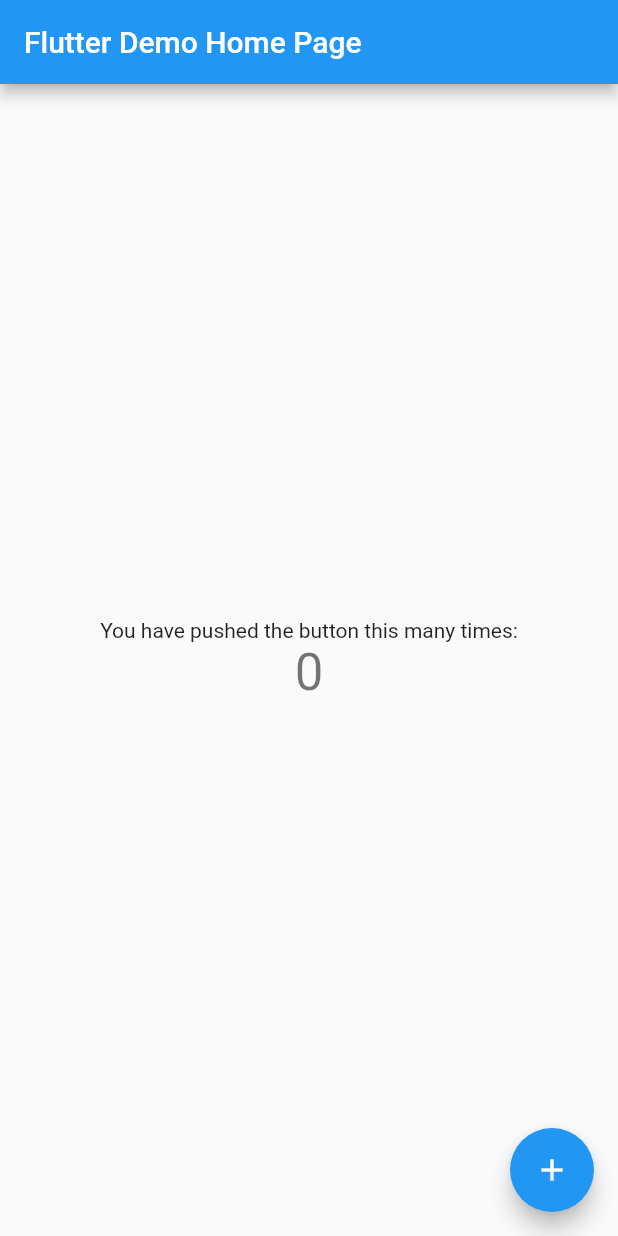
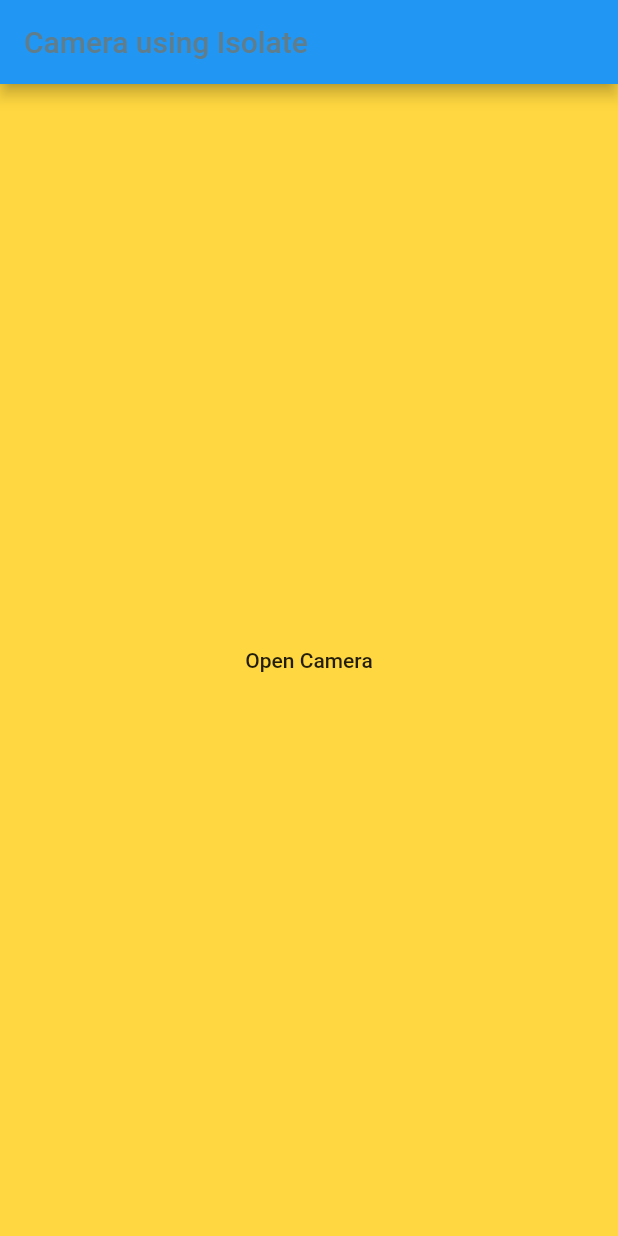
Before and after one commit to udit-raj-simform/Isolate-tutorial, a Flutter app: the screen it shows after launch, on a phone screen of 412 x 824 dp. Run offline on Flutter 3.47's test engine with Material 2 defaults, Android fonts, the phone set to English and light mode, and no system bars.

Commit message:
home screen added

```diff
--- a/isolate_tutorial/lib/main.dart
+++ b/isolate_tutorial/lib/main.dart
@@ -1,115 +1,22 @@
-import 'package:flutter/material.dart';
+import 'package:isolate_tutorial/util/exports.dart';
 
-void main() {
+void main(List<String> args) {
   runApp(const MyApp());
+  debugPrint("App has been built");
 }
 
 class MyApp extends StatelessWidget {
   const MyApp({super.key});
 
-  // This widget is the root of your application.
   @override
   Widget build(BuildContext context) {
     return MaterialApp(
-      title: 'Flutter Demo',
+      title: "Isolate Use Example",
       theme: ThemeData(
-        // This is the theme of your application.
-        //
-        // Try running your application with "flutter run". You'll see the
-        // application has a blue toolbar. Then, without quitting the app, try
-        // changing the primarySwatch below to Colors.green and then invoke
-        // "hot reload" (press "r" in the console where you ran "flutter run",
-        // or simply save your changes to "hot reload" in a Flutter IDE).
-        // Notice that the counter didn't reset back to zero; the application
-        // is not restarted.
-        primarySwatch: Colors.blue,
-      ),
-      home: const MyHomePage(title: 'Flutter Demo Home Page'),
+          // primarySwatch: Colors.amberAccent,
+          ),
+      debugShowCheckedModeBanner: true,
+      home: const HomeScreen(),
     );
   }
 }
-
-class MyHomePage extends StatefulWidget {
-  const MyHomePage({super.key, required this.title});
-
-  // This widget is the home page of your application. It is stateful, meaning
-  // that it has a State object (defined below) that contains fields that affect
-  // how it looks.
-
-  // This class is the configuration for the state. It holds the values (in this
-  // case the title) provided by the parent (in this case the App widget) and
-  // used by the build method of the State. Fields in a Widget subclass are
-  // always marked "final".
-
-  final String title;
-
-  @override
-  State<MyHomePage> createState() => _MyHomePageState();
-}
-
-class _MyHomePageState extends State<MyHomePage> {
-  int _counter = 0;
-
-  void _incrementCounter() {
-    setState(() {
-      // This call to setState tells the Flutter framework that something has
-      // changed in this State, which causes it to rerun the build method below
-      // so that the display can reflect the updated values. If we changed
-      // _counter without calling setState(), then the build method would not be
-      // called again, and so nothing would appear to happen.
-      _counter++;
-    });
-  }
-
-  @override
-  Widget build(BuildContext context) {
-    // This method is rerun every time setState is called, for instance as done
-    // by the _incrementCounter method above.
-    //
-    // The Flutter framework has been optimized to make rerunning build methods
-    // fast, so that you can just rebuild anything that needs updating rather
-    // than having to individually change instances of widgets.
-    return Scaffold(
-      appBar: AppBar(
-        // Here we take the value from the MyHomePage object that was created by
-        // the App.build method, and use it to set our appbar title.
-        title: Text(widget.title),
-      ),
-      body: Center(
-        // Center is a layout widget. It takes a single child and positions it
-        // in the middle of the parent.
-        child: Column(
-          // Column is also a layout widget. It takes a list of children and
-          // arranges them vertically. By default, it sizes itself to fit its
-          // children horizontally, and tries to be as tall as its parent.
-          //
-          // Invoke "debug painting" (press "p" in the console, choose the
-          // "Toggle Debug Paint" action from the Flutter Inspector in Android
-          // Studio, or the "Toggle Debug Paint" command in Visual Studio Code)
-          // to see the wireframe for each widget.
-          //
-          // Column has various properties to control how it sizes itself and
-          // how it positions its children. Here we use mainAxisAlignment to
-          // center the children vertically; the main axis here is the vertical
-          // axis because Columns are vertical (the cross axis would be
-          // horizontal).
-          mainAxisAlignment: MainAxisAlignment.center,
-          children: <Widget>[
-            const Text(
-              'You have pushed the button this many times:',
-            ),
-            Text(
-              '$_counter',
-              style: Theme.of(context).textTheme.headlineMedium,
-            ),
-          ],
-        ),
-      ),
-      floatingActionButton: FloatingActionButton(
-        onPressed: _incrementCounter,
-        tooltip: 'Increment',
-        child: const Icon(Icons.add),
-      ), // This trailing comma makes auto-formatting nicer for build methods.
-    );
-  }
-}
--- /dev/null
+++ b/isolate_tutorial/lib/screens/home_screen.dart
@@ -0,0 +1,33 @@
+import 'package:isolate_tutorial/util/exports.dart';
+
+class HomeScreen extends StatelessWidget {
+  const HomeScreen({super.key});
+
+  @override
+  Widget build(BuildContext context) {
+    debugPrint("App started running");
+    return Scaffold(
+      backgroundColor: Colors.amberAccent,
+      appBar: AppBar(
+        title: const Text(
+          "Camera using Isolate",
+          textAlign: TextAlign.center,
+          style: TextStyle(
+            color: Colors.blueGrey,
+          ),
+        ),
+      ),
+      body: Center(
+        child: Container(
+          padding: const EdgeInsets.all(5),
+          child: MaterialButton(
+            onPressed: () {
+              debugPrint("Button has been clicked");
+            },
+            child: const Text("Open Camera"),
+          ),
+        ),
+      ),
+    );
+  }
+}
--- /dev/null
+++ b/isolate_tutorial/lib/util/exports.dart
@@ -0,0 +1,2 @@
+export 'package:flutter/material.dart';
+export 'package:isolate_tutorial/screens/home_screen.dart';
```
